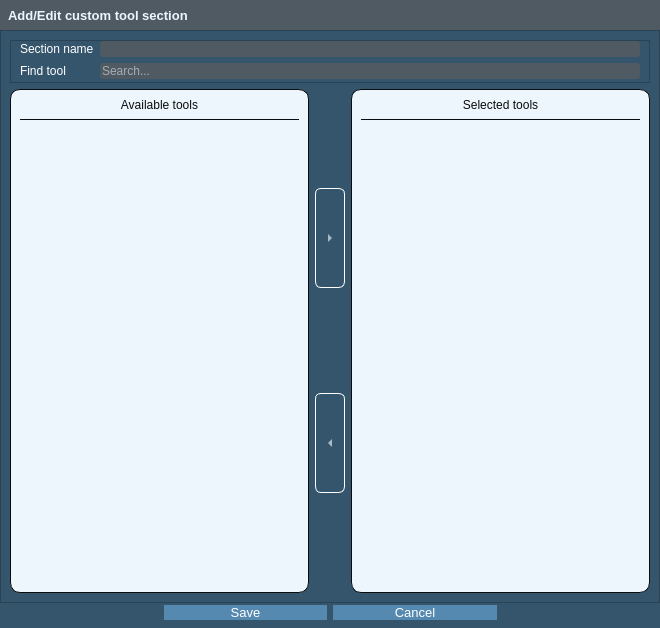
The window that SectionManager/UI/add_section_dialog.ui (GIAPspzoo/GIAP_PolaMap_lite) describes before a commit, drawn with Qt 5.
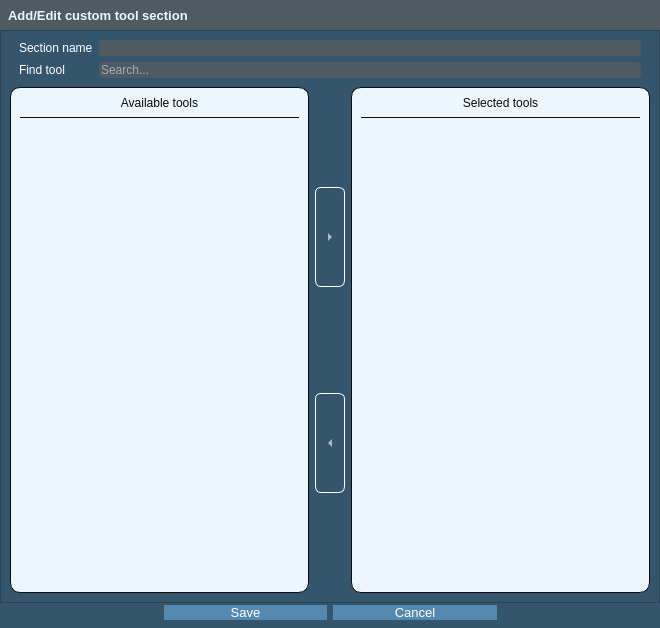
The same window after the commit. Icons and pictures are not drawn. Custom widgets are drawn as their Qt base class.

Commit message: custom sections - ogrom zmian

What changed in the file:
```diff
--- a/SectionManager/UI/add_section_dialog.ui
+++ b/SectionManager/UI/add_section_dialog.ui
@@ -317,8 +317,8 @@
                </property>
                <property name="iconSize">
                 <size>
-                 <width>32</width>
-                 <height>32</height>
+                 <width>24</width>
+                 <height>24</height>
                 </size>
                </property>
               </widget>
@@ -661,7 +661,7 @@
               </widget>
              </item>
              <item>
-              <widget class="QListWidget" name="selectedToolList">
+              <widget class="QListView" name="selectedToolList">
                <property name="minimumSize">
                 <size>
                  <width>0</width>
@@ -682,6 +682,21 @@
                <property name="selectionBehavior">
                 <enum>QAbstractItemView::SelectRows</enum>
                </property>
+               <property name="iconSize">
+                <size>
+                 <width>24</width>
+                 <height>24</height>
+                </size>
+               </property>
+               <property name="movement">
+                <enum>QListView::Static</enum>
+               </property>
+               <property name="layoutMode">
+                <enum>QListView::SinglePass</enum>
+               </property>
+               <property name="selectionRectVisible">
+                <bool>false</bool>
+               </property>
               </widget>
              </item>
             </layout>
@@ -690,7 +705,7 @@
           <item row="0" column="1" colspan="3">
            <widget class="QFrame" name="frame_2">
             <property name="frameShape">
-             <enum>QFrame::StyledPanel</enum>
+             <enum>QFrame::NoFrame</enum>
             </property>
             <property name="frameShadow">
              <enum>QFrame::Raised</enum>
```
Left out of the diff: 18 changed lines with no effect on the pictures. The commit also changes 31 other files.
